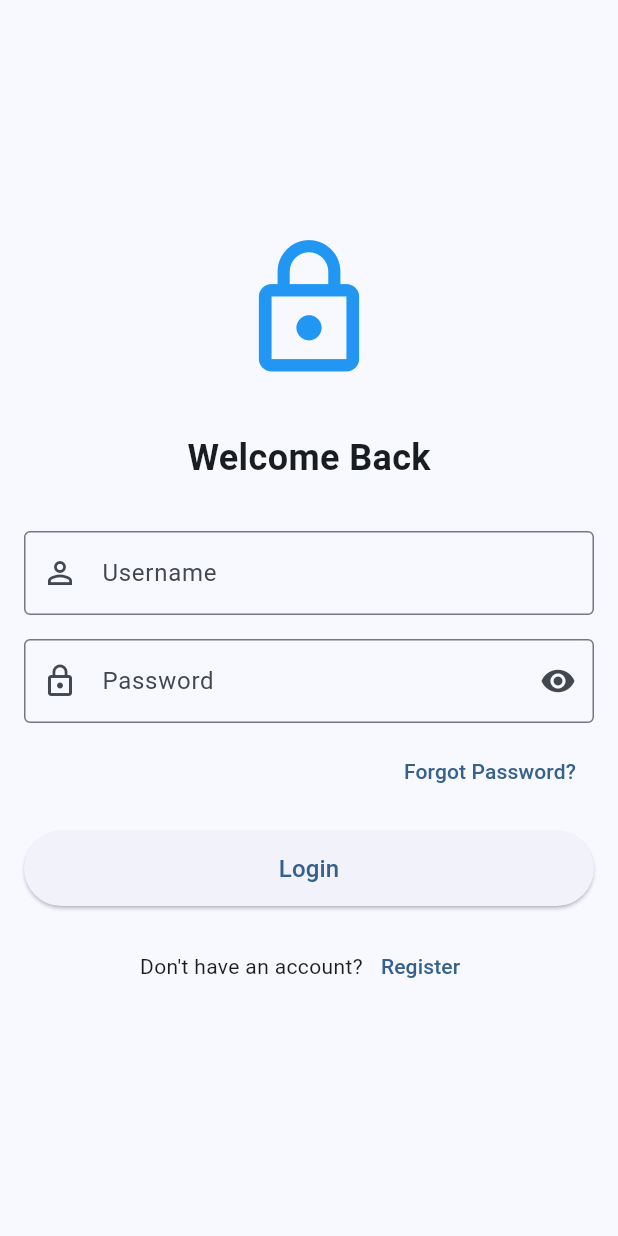
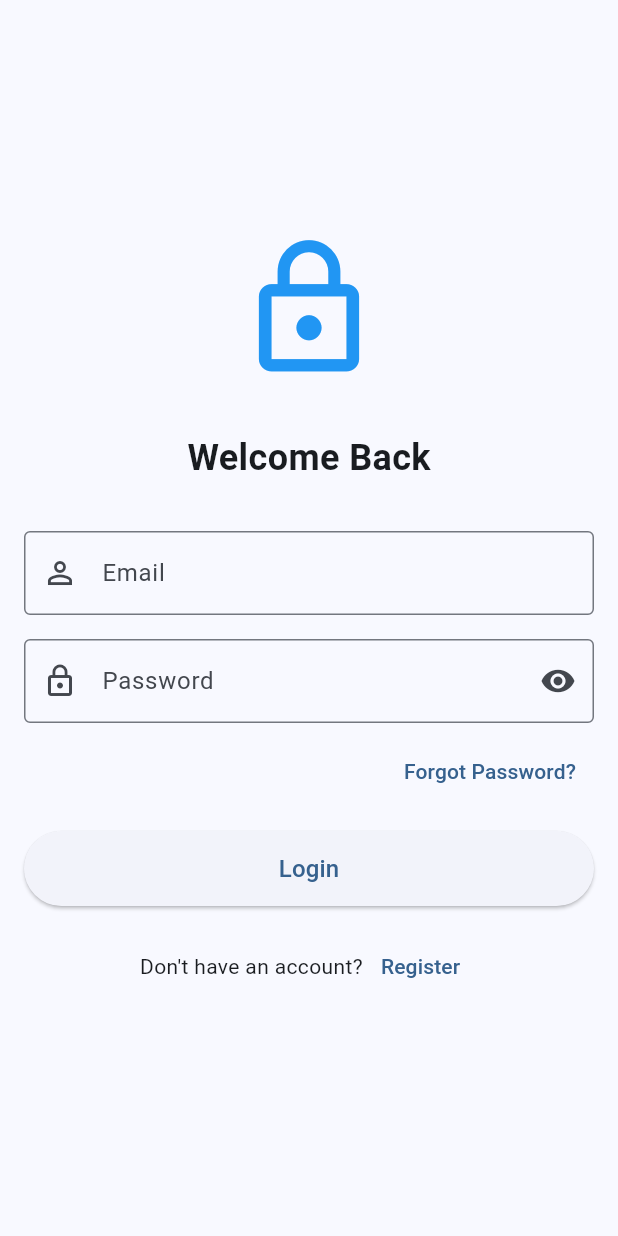
Before and after one commit to khanhzic/FlutterLogin, a Flutter app: the screen it shows after launch, on a phone screen of 412 x 824 dp. Run offline on Flutter 3.47's test engine with Material 3 defaults, Android fonts, the phone set to English and light mode, and no system bars; our stand-ins replace equatable, flutter_bloc, image_picker, permission_handler; missing offline and left inert: qr_code_scanner_plus.

Commit message:
create login feature by call API

```diff
--- a/lib/blocs/auth/auth_bloc.dart
+++ b/lib/blocs/auth/auth_bloc.dart
@@ -2,6 +2,8 @@ import 'package:flutter_bloc/flutter_bloc.dart';
 import '../../models/user.dart';
 import 'auth_event.dart';
 import 'auth_state.dart';
+import 'package:http/http.dart' as http;
+import 'dart:convert';
 
 class AuthBloc extends Bloc<AuthEvent, AuthState> {
   AuthBloc() : super(AuthInitial()) {
@@ -16,18 +18,23 @@ class AuthBloc extends Bloc<AuthEvent, AuthState> {
     emit(AuthLoading());
 
     try {
-      // Simulate API call
-      await Future.delayed(const Duration(seconds: 1));
+      final response = await http.post(
+        Uri.parse('http://10.0.2.2:8000/api/v1/login'),
+        headers: {'Content-Type': 'application/json'},
+        body: jsonEncode({
+          'email': event.email,
+          'password': event.password,
+        }),
+      );
+      print('Login API response: \\nStatus: \\${response.statusCode}\\nBody: \\${response.body}');
 
-      // Check credentials (hardcoded for demo)
-      if (event.username == 'admin' && event.password == '123456') {
-        final user = User(
-          username: event.username,
+      if (response.statusCode == 200) {
+        emit(AuthSuccess(User(
+          username: event.email,
           password: event.password,
-        );
-        emit(AuthSuccess(user));
+        )));
       } else {
-        emit(const AuthFailure('Invalid username or password'));
+        emit(const AuthFailure('Sai tài khoản hoặc mật khẩu'));
       }
     } catch (error) {
       emit(AuthFailure(error.toString()));
--- a/lib/blocs/auth/auth_event.dart
+++ b/lib/blocs/auth/auth_event.dart
@@ -8,16 +8,16 @@ abstract class AuthEvent extends Equatable {
 }
 
 class LoginButtonPressed extends AuthEvent {
-  final String username;
+  final String email;
   final String password;
 
   const LoginButtonPressed({
-    required this.username,
+    required this.email,
     required this.password,
   });
 
   @override
-  List<Object?> get props => [username, password];
+  List<Object?> get props => [email, password];
 }
 
 class LogoutButtonPressed extends AuthEvent {}
--- /dev/null
+++ b/lib/config/app_config.dart
@@ -0,0 +1 @@
+const String baseUrl = 'http://10.0.2.2:8000/api/v1';
--- a/lib/pages/selection_page.dart
+++ b/lib/pages/selection_page.dart
@@ -8,7 +8,7 @@ class SelectionPage extends StatelessWidget {
   Widget build(BuildContext context) {
     return Scaffold(
       appBar: AppBar(
-        title: const Text('Chọn Công Đoạn Thực Hiện'),
+        title: const Text('Chọn Sản Phẩm Thực Hiện'),
       ),
       body: Center(
         child: Column(
--- a/lib/widgets/login_form.dart
+++ b/lib/widgets/login_form.dart
@@ -13,13 +13,13 @@ class LoginForm extends StatefulWidget {
 
 class _LoginFormState extends State<LoginForm> {
   final _formKey = GlobalKey<FormState>();
-  final _usernameController = TextEditingController();
+  final _emailController = TextEditingController();
   final _passwordController = TextEditingController();
   bool _isPasswordVisible = false;
 
   @override
   void dispose() {
-    _usernameController.dispose();
+    _emailController.dispose();
     _passwordController.dispose();
     super.dispose();
   }
@@ -44,16 +44,19 @@ class _LoginFormState extends State<LoginForm> {
 
   Widget _buildUsernameField() {
     return TextFormField(
-      controller: _usernameController,
+      controller: _emailController,
       decoration: const InputDecoration(
-        labelText: 'Username',
-        hintText: 'Enter your username',
+        labelText: 'Email',
+        hintText: 'Enter your email',
         prefixIcon: Icon(Icons.person_outline),
         border: OutlineInputBorder(),
       ),
       validator: (value) {
         if (value == null || value.isEmpty) {
-          return 'Please enter your username';
+          return 'Please enter your email';
+        }
+        if (!RegExp(r'^[^@\s]+@[^@\s]+\.[^@\s]+$').hasMatch(value)) {
+          return 'Please enter a valid email';
         }
         return null;
       },
@@ -99,7 +102,7 @@ class _LoginFormState extends State<LoginForm> {
                   if (_formKey.currentState!.validate()) {
                     context.read<AuthBloc>().add(
                           LoginButtonPressed(
-                            username: _usernameController.text,
+                            email: _emailController.text,
                             password: _passwordController.text,
                           ),
                         );
```
